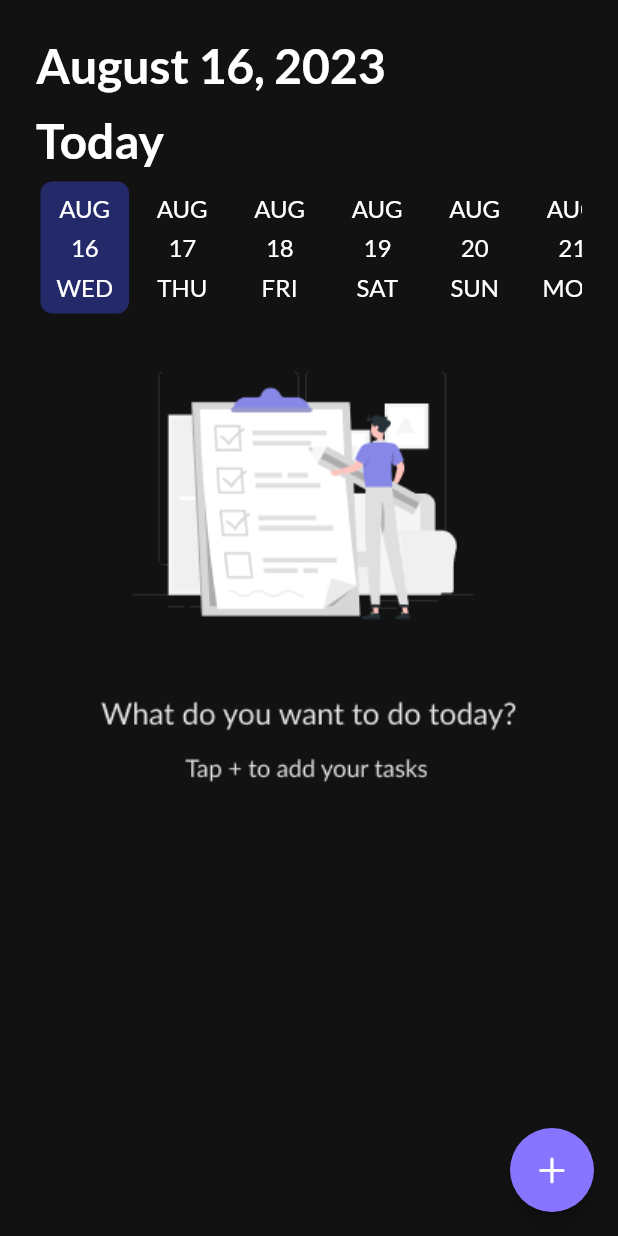
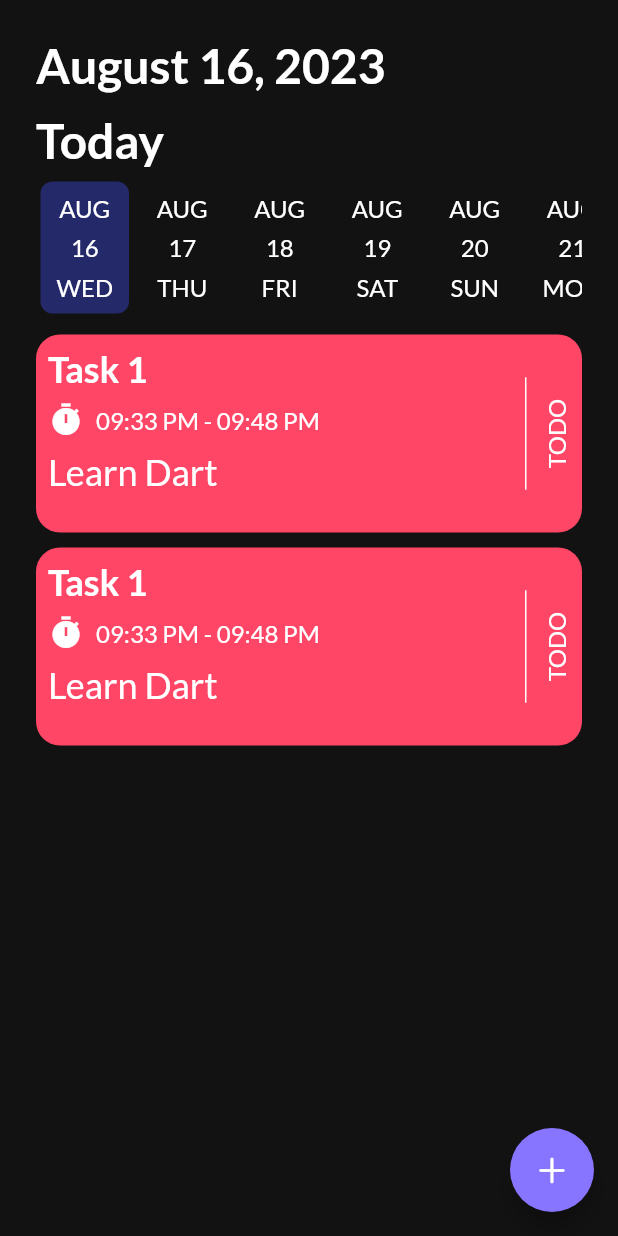
Before and after one commit to AmrTaher70/To-Do-App, a Flutter app: the screen it shows after launch, on a phone screen of 412 x 824 dp. Run offline on Flutter 3.47's test engine with Material 2 defaults, Android fonts, the phone set to English and light mode, and no system bars; drawn by our look-alikes of date_picker_timeline; our stand-ins replace get_it, google_fonts, shared_preferences, smooth_page_indicator.

Commit message:
TaskScreen

```diff
--- a/lib/app/app.dart
+++ b/lib/app/app.dart
@@ -1,5 +1,5 @@
 import 'package:flutter/material.dart';
-import 'package:up_course2/features/auth/task/presentation/screens/home.dart';
+import 'package:up_course2/features/auth/task/presentation/screens/Home_Screen/home.dart';
 
 import '../core/theme/theme.dart';
 //import '../features/presention/screens/splash.dart';
--- a/lib/core/app,strings.dart
+++ b/lib/core/app,strings.dart
@@ -1,5 +1,6 @@
 class AppStrings {
   static const String appName = 'UpTodo';
+  static const String appColor = 'Color';
   static const String appSkip = 'SKIP';
   static const String appTitleOn1 = 'Manage your tasks';
   static const String appTitleOn2 = 'Create daily routine';
@@ -14,8 +15,10 @@ class AppStrings {
   static const String appSubOn3 =
       'You can organize your daily tasks by adding your tasks into separate categories';
   static const String appAddTask = 'Add Task';
+  static const String appTitle = 'Title';
+  static const String appNote = 'Note';
   static const String appHintTitle = 'Enter The Title Here';
-  static const String appHintNote = 'Enter  Note Here';
+  static const String appHintNote = 'Enter Note Here';
   static const String appTaskCompleted = 'TASK COMPLETED';
   static const String appDeleteTask = 'DELETE TASK';
   static const String appCancel = 'CANCEL';
--- a/lib/core/app.colors.dart
+++ b/lib/core/app.colors.dart
@@ -16,4 +16,5 @@ class AppColors {
   static const Color blue = Color(0xff4181CC);
   static const Color purple = Color(0xff66CC41);
   static const Color deepGry = Color(0xff424242);
+  static const Color lightBlack = Color(0xff1D1D1D);
 }
--- /dev/null
+++ b/lib/core/commont/commont.dart
@@ -0,0 +1,5 @@
+import 'package:flutter/material.dart';
+
+void navigate({required BuildContext context, required Widget screen}) {
+  Navigator.push(context, MaterialPageRoute(builder: (context) => screen));
+}
--- a/lib/core/theme/theme.dart
+++ b/lib/core/theme/theme.dart
@@ -32,8 +32,25 @@ ThemeData getAppTheme() {
         backgroundColor: AppColors.primary,
         shape: RoundedRectangleBorder(
           borderRadius: BorderRadius.circular(4),
-            )),
-      ));
+        ),
+      ),
+    ),
+    inputDecorationTheme: InputDecorationTheme(
+      border: OutlineInputBorder(
+        borderRadius: BorderRadius.circular(8),
+      ),
+      hintStyle: GoogleFonts.lato(
+        color: AppColors.white,
+        fontSize: 16,
+        fontWeight: FontWeight.w400,
+      ),
+      fillColor: AppColors.lightBlack,
+      filled: true,
+      focusedBorder: OutlineInputBorder(
+        borderRadius: BorderRadius.circular(8),
+      ),
+    ),
+  );
 }
 
 ThemeData getAppDarkTheme() {
@@ -64,7 +81,24 @@ ThemeData getAppDarkTheme() {
       style: ElevatedButton.styleFrom(
         backgroundColor: AppColors.green,
         shape: RoundedRectangleBorder(
-              borderRadius: BorderRadius.circular(4),
-            )),
-      ));
+          borderRadius: BorderRadius.circular(8),
+        ),
+      ),
+    ),
+    inputDecorationTheme: InputDecorationTheme(
+      border: OutlineInputBorder(
+        borderRadius: BorderRadius.circular(8),
+      ),
+      hintStyle: GoogleFonts.lato(
+        color: AppColors.white,
+        fontSize: 16,
+        fontWeight: FontWeight.w400,
+      ),
+      fillColor: AppColors.lightBlack,
+      filled: true,
+      focusedBorder: OutlineInputBorder(
+        borderRadius: BorderRadius.circular(8),
+      ),
+    ),
+  );
 }
--- /dev/null
+++ b/lib/features/auth/task/presentation/screens/Home_Screen/home.dart
@@ -0,0 +1,206 @@
+import 'package:date_picker_timeline/date_picker_timeline.dart';
+import 'package:flutter/cupertino.dart';
+import 'package:flutter/material.dart';
+import 'package:intl/intl.dart';
+import 'package:up_course2/core/app,strings.dart';
+import 'package:up_course2/core/app.assets.dart';
+import 'package:up_course2/core/app.colors.dart';
+import 'package:up_course2/core/commont/commont.dart';
+import 'package:up_course2/core/widgets/elev_button/elev_button.dart';
+import 'package:up_course2/features/auth/task/presentation/screens/Add_Task/add_task_screen.dart';
+
+class Home extends StatefulWidget {
+  const Home({super.key});
+
+  @override
+  State<Home> createState() => _HomeState();
+}
+
+class _HomeState extends State<Home> {
+  @override
+  Widget build(BuildContext context) {
+    return SafeArea(
+      child: Scaffold(
+        floatingActionButton: FloatingActionButton(
+          onPressed: () {
+            navigate(context: context, screen: AddTaskScreen());
+          },
+          backgroundColor: AppColors.primary,
+          child: const Icon(CupertinoIcons.plus),
+        ),
+        body: Padding(
+          padding: const EdgeInsets.all(24.0),
+          child: Column(
+            crossAxisAlignment: CrossAxisAlignment.start,
+            children: [
+              Text(
+                DateFormat.yMMMMd().format(DateTime.now()),
+                style: Theme.of(context).textTheme.displayLarge,
+              ),
+              const SizedBox(
+                height: 12,
+              ),
+              Text(
+                'Today',
+                style: Theme.of(context).textTheme.displayLarge,
+              ),
+              const SizedBox(
+                height: 6,
+              ),
+              DatePicker(
+                DateTime.now(),
+                initialSelectedDate: DateTime.now(),
+                selectionColor: AppColors.backgroundOfDatePicker,
+                selectedTextColor: AppColors.white,
+                dayTextStyle: Theme.of(context).textTheme.displayMedium!,
+                monthTextStyle: Theme.of(context).textTheme.displayMedium!,
+                dateTextStyle: Theme.of(context).textTheme.displayMedium!,
+                height: 94,
+                width: 59,
+                onDateChange: (date) {},
+              ),
+              const SizedBox(
+                height: 11,
+              ),
+              //noTask(),
+              InkWell(
+                  onTap: () {
+                    showModalBottomSheet(
+                      context: context,
+                      builder: (context) {
+                        return Container(
+                          height: 250,
+                          color: AppColors.deepGry,
+                          child: Padding(
+                            padding: const EdgeInsets.all(24.0),
+                            child: Column(
+                              children: [
+                                SizedBox(
+                                  height: 48,
+                                  width: double.infinity,
+                                  child: ElevCustomButton(
+                                    text: AppStrings.appTaskCompleted,
+                                    onPressed: () {},
+                                  ),
+                                ),
+                                const SizedBox(
+                                  height: 24,
+                                ),
+                                SizedBox(
+                                  height: 48,
+                                  width: double.infinity,
+                                  child: ElevCustomButton(
+                                    text: AppStrings.appDeleteTask,
+                                    backgroundColor: AppColors.red,
+                                    onPressed: () {},
+                                  ),
+                                ),
+                                const SizedBox(
+                                  height: 24,
+                                ),
+                                SizedBox(
+                                  height: 48,
+                                  width: double.infinity,
+                                  child: ElevCustomButton(
+                                    text: AppStrings.appCancel,
+                                    onPressed: () {},
+                                  ),
+                                ),
+                              ],
+                            ),
+                          ),
+                        );
+                      },
+                    );
+                  },
+                  child: const TaskWidget()),
+              const TaskWidget(),
+            ],
+          ),
+        ),
+      ),
+    );
+  }
+
+  Center noTask() => Center(child: Image.asset(AppAssets.task));
+}
+
+class TaskWidget extends StatelessWidget {
+  const TaskWidget({
+    super.key,
+  });
+
+  @override
+  Widget build(BuildContext context) {
+    return Container(
+      height: 132,
+      width: double.infinity,
+      decoration: BoxDecoration(
+        color: AppColors.red,
+        borderRadius: BorderRadius.circular(16),
+      ),
+      margin: const EdgeInsets.only(bottom: 10),
+      child: Padding(
+        padding: const EdgeInsets.all(8.0),
+        child: Row(
+          children: [
+            Expanded(
+              child: Column(
+                crossAxisAlignment: CrossAxisAlignment.start,
+                children: [
+                  Text(
+                    'Task 1',
+                    style: Theme.of(context)
+                        .textTheme
+                        .displayLarge!
+                        .copyWith(fontWeight: FontWeight.w700, fontSize: 24),
+                  ),
+                  const SizedBox(
+                    height: 8,
+                  ),
+                  Row(
+                    mainAxisAlignment: MainAxisAlignment.start,
+                    children: [
+                      const Icon(
+                        Icons.timer,
+                        color: AppColors.white,
+                      ),
+                      const SizedBox(
+                        width: 8,
+                      ),
+                      Text('09:33 PM - 09:48 PM',
+                          style: Theme.of(context).textTheme.displayMedium),
+                    ],
+                  ),
+                  const SizedBox(
+                    height: 8,
+                  ),
+                  Text(
+                    'Learn Dart',
+                    style: Theme.of(context)
+                        .textTheme
+                        .displayLarge!
+                        .copyWith(fontWeight: FontWeight.w400, fontSize: 24),
+                  ),
+                ],
+              ),
+            ),
+            Container(
+              height: 75,
+              width: 1,
+              color: Colors.white,
+            ),
+            const SizedBox(
+              width: 10,
+            ),
+            RotatedBox(
+              quarterTurns: 3,
+              child: Text('TODO',
+                  style: Theme.of(context).textTheme.displayMedium),
+            ),
+          ],
+        ),
+      ),
+    );
+  }
+}
--- a/lib/features/auth/task/presentation/screens/home.dart
+++ /dev/null
@@ -1,68 +0,0 @@
-import 'package:date_picker_timeline/date_picker_timeline.dart';
-import 'package:flutter/cupertino.dart';
-import 'package:flutter/material.dart';
-import 'package:intl/intl.dart';
-import 'package:up_course2/core/app.assets.dart';
-import 'package:up_course2/core/app.colors.dart';
-
-class Home extends StatefulWidget {
-  const Home({super.key});
-
-  @override
-  State<Home> createState() => _HomeState();
-}
-
-class _HomeState extends State<Home> {
-  @override
-  Widget build(BuildContext context) {
-    return SafeArea(
-      child: Scaffold(
-        floatingActionButton: FloatingActionButton(
-          onPressed: () {},
-          backgroundColor: AppColors.primary,
-          child: const Icon(CupertinoIcons.plus),
-        ),
-        body: Padding(
-          padding: const EdgeInsets.all(24.0),
-          child: Column(
-            crossAxisAlignment: CrossAxisAlignment.start,
-            children: [
-              Text(
-                DateFormat.yMMMMd().format(DateTime.now()),
-                style: Theme.of(context).textTheme.displayLarge,
-              ),
-              const SizedBox(
-                height: 12,
-              ),
-              Text(
-                'Today',
-                style: Theme.of(context).textTheme.displayLarge,
-              ),
-              const SizedBox(
-                height: 6,
-              ),
-              DatePicker(
-                DateTime.now(),
-                initialSelectedDate: DateTime.now(),
-                selectionColor: AppColors.backgroundOfDatePicker,
-                selectedTextColor: AppColors.white,
-                dayTextStyle: Theme.of(context).textTheme.displayMedium!,
-                monthTextStyle: Theme.of(context).textTheme.displayMedium!,
-                dateTextStyle: Theme.of(context).textTheme.displayMedium!,
-                height: 94,
-                width: 59,
-                onDateChange: (date) {},
-              ),
-              const SizedBox(
-                height: 11,
-              ),
-              noTask(),
-            ],
-          ),
-        ),
-      ),
-    );
-  }
-
-  Center noTask() => Center(child: Image.asset(AppAssets.task));
-}
--- a/lib/features/presention/screens/on1.dart
+++ b/lib/features/presention/screens/on1.dart
@@ -8,7 +8,7 @@ import '../../../core/app.assets.dart';
 import '../../../core/app.colors.dart';
 import '../../../core/dataBase/cache_helper.dart';
 import '../../../core/dataBase/services/services.locator.dart';
-import '../../auth/task/presentation/screens/home.dart';
+import '../../auth/task/presentation/screens/Home_Screen/home.dart';
 
 class On1 extends StatefulWidget {
   const On1({Key? key}) : super(key: key);
--- a/lib/features/presention/screens/splash.dart
+++ b/lib/features/presention/screens/splash.dart
@@ -1,6 +1,6 @@
 import 'package:flutter/material.dart';
 import 'package:up_course2/core/dataBase/cache_helper.dart';
-import 'package:up_course2/features/auth/task/presentation/screens/home.dart';
+import 'package:up_course2/features/auth/task/presentation/screens/Home_Screen/home.dart';
 
 import '../../../core/app,strings.dart';
 import '../../../core/app.assets.dart';
```
Also changed, not shown: lib/core/widgets/elev_button/elev_button.dart (+12 -5 lines), lib/features/auth/task/presentation/screens/Add_Task/add_task_screen.dart (added, +222 -0 lines), lib/features/presention/components/text_filed_task.dart (added, +42 -0 lines). Lines whose indentation alone changed are shown as unchanged.
